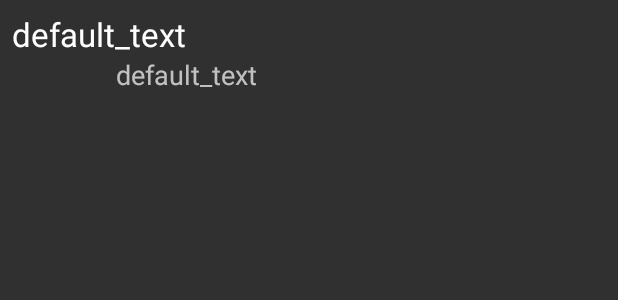
After one commit to mmw125/Android-VT-Scheduler, an Android app: the layout adapter_crn.xml on its own in the app's theme, with its tools: preview values and no code run, on a phone screen of 412 x 824 dp. The commit adds this screen. Shown: the top 300 px of the screen. Run offline under Robolectric (Android 15) with nearby library versions, the phone set to English and light mode, and no system bars; network calls fail.

Commit message:
Get a basic crn display working

```diff
--- a/app/src/main/java/com/markwiggans/vtscheduler/MainActivity.java
+++ b/app/src/main/java/com/markwiggans/vtscheduler/MainActivity.java
@@ -185,8 +185,11 @@ public class MainActivity extends Activity implements MainActivityInteraction {
             }
             fragment = scheduleViewer;
         }
+        changeFragment(fragment);
+    }
 
-
+    @Override
+    public void changeFragment(Fragment fragment) {
         if (fragment != null) {
             // update the main content by replacing fragments
             getFragmentManager().beginTransaction().replace(R.id.content_frame, fragment).addToBackStack(null).commit();
--- a/app/src/main/java/com/markwiggans/vtscheduler/data/Course.java
+++ b/app/src/main/java/com/markwiggans/vtscheduler/data/Course.java
@@ -3,6 +3,7 @@ package com.markwiggans.vtscheduler.data;
 import android.content.Context;
 import android.database.Cursor;
 
+import java.io.Serializable;
 import java.util.ArrayList;
 import java.util.List;
 
@@ -10,7 +11,7 @@ import java.util.List;
  * Created by Mark Wiggans on 3/19/2017.
  * Represents a Course
  */
-public class Course {
+public class Course implements Serializable {
     public static List<Course> createCourses(Cursor c) {
         ArrayList<Course> courses = new ArrayList<>();
         if (c.moveToFirst()) {
--- a/app/src/main/java/com/markwiggans/vtscheduler/interfaces/MainActivityInteraction.java
+++ b/app/src/main/java/com/markwiggans/vtscheduler/interfaces/MainActivityInteraction.java
@@ -1,4 +1,6 @@
 package com.markwiggans.vtscheduler.interfaces;
+
+import android.app.Fragment;
 
 import com.markwiggans.vtscheduler.data.Course;
 import com.sothree.slidinguppanel.SlidingUpPanelLayout.PanelState;
@@ -17,6 +19,7 @@ public interface MainActivityInteraction {
      * @param params parameters to pass to the fragment instance
      */
     void changeFragment(String fragmentName, Object... params);
+    void changeFragment(Fragment fragment);
 
     /**
      * Starts a generate schedules query
--- /dev/null
+++ b/app/src/main/res/layout/adapter_crn.xml
@@ -0,0 +1,36 @@
+<android.support.constraint.ConstraintLayout xmlns:android="http://schemas.android.com/apk/res/android"
+    xmlns:app="http://schemas.android.com/apk/res-auto"
+    xmlns:tools="http://schemas.android.com/tools"
+    android:layout_width="match_parent"
+    android:layout_height="wrap_content"
+    android:orientation="vertical">
+
+    <TextView
+        android:id="@+id/parent"
+        android:layout_width="wrap_content"
+        android:layout_height="wrap_content"
+        android:text="@string/default_text"
+        android:textAppearance="@android:style/TextAppearance.Material.Large"
+        app:layout_constraintLeft_toLeftOf="parent"
+        app:layout_constraintTop_toTopOf="parent"
+        tools:layout_constraintLeft_creator="1"
+        tools:layout_constraintTop_creator="1"
+        android:layout_marginStart="8dp"
+        android:layout_marginTop="8dp" />
+
+    <TextView
+        android:id="@+id/child"
+        android:layout_width="wrap_content"
+        android:layout_height="wrap_content"
+        android:text="@string/default_text"
+        android:textAppearance="@android:style/TextAppearance.Material.Medium"
+        app:layout_constraintLeft_toRightOf="@+id/parent"
+        app:layout_constraintRight_toRightOf="@+id/parent"
+        app:layout_constraintTop_toBottomOf="@+id/parent"
+        tools:layout_constraintLeft_creator="1"
+        tools:layout_constraintRight_creator="1"
+        tools:layout_constraintTop_creator="1"
+        android:layout_marginTop="0dp"
+        app:layout_constraintBottom_toBottomOf="parent"
+        android:layout_marginBottom="8dp" />
+</android.support.constraint.ConstraintLayout>
--- a/app/src/main/res/layout/crn_display.xml
+++ b/app/src/main/res/layout/crn_display.xml
@@ -8,5 +8,8 @@
     <ExpandableListView
         android:id="@+id/crn_expandable_list"
         android:layout_width="match_parent"
-        android:layout_height="wrap_content" />
+        android:layout_height="wrap_content"
+        android:indicatorLeft="?android:attr/expandableListPreferredItemIndicatorLeft"
+        android:divider="@android:color/white"
+        android:dividerHeight="0.5dp"/>
 </android.support.constraint.ConstraintLayout>
--- a/app/src/main/res/layout/crn_item.xml
+++ /dev/null
@@ -1,6 +0,0 @@
-<?xml version="1.0" encoding="utf-8"?>
-<android.support.constraint.ConstraintLayout
-    xmlns:android="http://schemas.android.com/apk/res/android" android:layout_width="match_parent"
-    android:layout_height="match_parent">
-
-</android.support.constraint.ConstraintLayout>
```
Also changed, not shown: app/src/main/java/com/markwiggans/vtscheduler/adapters/CRNListAdapter.java (added, +107 -0 lines), app/src/main/java/com/markwiggans/vtscheduler/data/DataSource.java (+21 -0 lines), app/src/main/java/com/markwiggans/vtscheduler/fragments/CRNDisplay.java (+23 -20 lines), app/src/main/java/com/markwiggans/vtscheduler/fragments/CourseQuery.java (+11 -2 lines), app/src/main/res/layout/crn_group.xml (+18 -4 lines).
